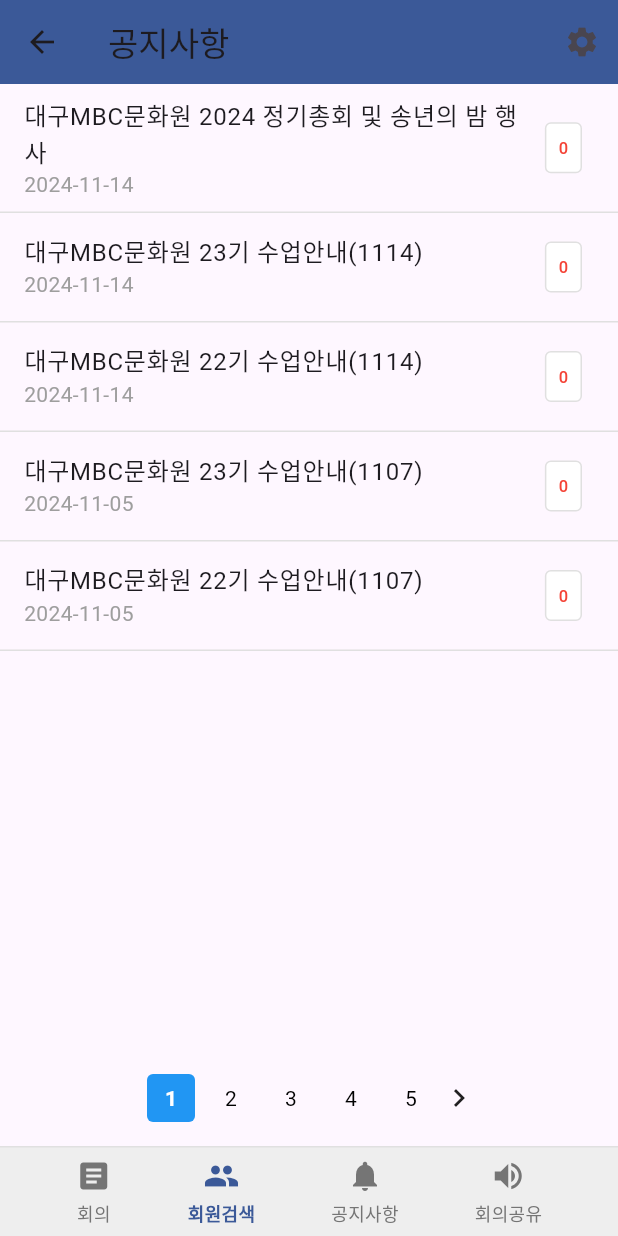
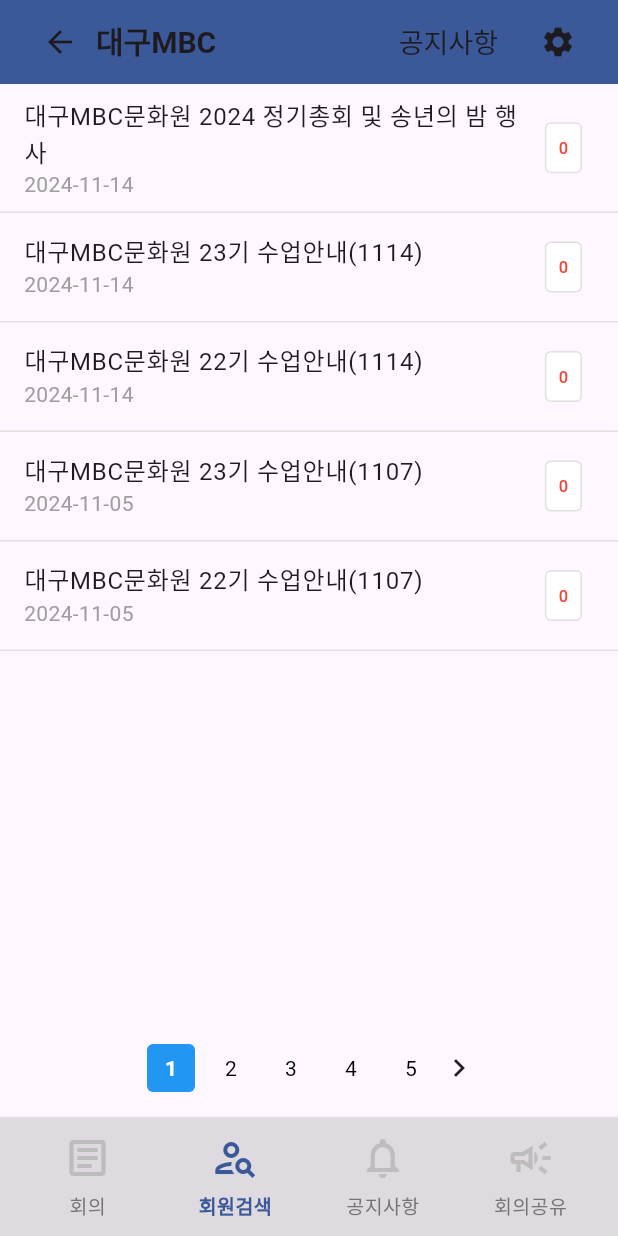
Before and after one commit to Mseunghwan/proj1, a Flutter app: the screen it shows after launch, item 2 of the bottom bar chosen, on a phone screen of 412 x 824 dp. Run offline on Flutter 3.47's test engine with Material 3 defaults, Android fonts, the phone set to English and light mode, and no system bars.

```diff
--- a/lib/navigation/main_navigation.dart
+++ b/lib/navigation/main_navigation.dart
@@ -13,20 +13,20 @@
   @override
   Widget build(BuildContext context) {
     return Container(
-      height: 60,
+      height: 80, // 높이를 80으로 증가
       decoration: BoxDecoration(
-        color: Colors.grey.shade200,
+        color: Colors.black12, // 배경색을 하얀색으로 변경
         border: Border(
-          top: BorderSide(color: Colors.grey.shade300),
+          top: BorderSide(color: Colors.grey.shade200), // 테두리 색상 더 연하게
         ),
       ),
       child: Row(
         mainAxisAlignment: MainAxisAlignment.spaceEvenly,
         children: [
-          _buildNavItem(0, Icons.article, '회의'),
-          _buildNavItem(1, Icons.group, '회원검색'),
-          _buildNavItem(2, Icons.notifications, '공지사항'),
-          _buildNavItem(3, Icons.volume_up, '회의공유'),
+          _buildNavItem(0, Icons.article_outlined, '회의'),
+          _buildNavItem(1, Icons.person_search_outlined, '회원검색'),
+          _buildNavItem(2, Icons.notifications_outlined, '공지사항'),
+          _buildNavItem(3, Icons.campaign_outlined, '회의공유'),
         ],
       ),
     );
@@ -36,24 +36,28 @@
     final isSelected = currentIndex == index;
     return InkWell(
       onTap: () => onTap(index),
+      child: SizedBox(
+        width: 80, // 각 아이템의 너비 지정
         child: Column(
           mainAxisAlignment: MainAxisAlignment.center,
           children: [
             Icon(
               icon,
-            color: isSelected ? const Color(0xFF3B5998) : Colors.grey.shade600,
+              size: 32, // 아이콘 크기 증가
+              color: isSelected ? const Color(0xFF3B5998) : Colors.grey.shade400,
             ),
-          SizedBox(height: 4),
+            const SizedBox(height: 6), // 간격 약간 증가
             Text(
               label,
               style: TextStyle(
-              fontSize: 12,
+                fontSize: 13, // 글자 크기 약간 증가
                 color: isSelected ? const Color(0xFF3B5998) : Colors.grey.shade600,
                 fontWeight: isSelected ? FontWeight.bold : FontWeight.normal,
               ),
             ),
           ],
         ),
+      ),
     );
   }
 }
--- a/lib/screens/announcement.dart
+++ b/lib/screens/announcement.dart
@@ -8,18 +8,39 @@
   Widget build(BuildContext context) {
     return Scaffold(
       appBar: AppBar(
-        leading: IconButton(
+        automaticallyImplyLeading: false, // 기본 뒤로가기 버튼 제거
+        backgroundColor: const Color(0xFF3B5998),
+        title: Row(
+          children: [
+            IconButton(
               icon: const Icon(Icons.arrow_back),
-          onPressed: () {},
+              onPressed: () {
+                Navigator.pop(context);
+              },
             ),
-        title: const Text('공지사항'),
-        backgroundColor: const Color(0xFF3B5998),
-        actions: [
+            // MBC 로고
+            const Text(
+              '대구MBC',
+              style: TextStyle(
+                fontSize: 20,
+                fontWeight: FontWeight.bold,
+              ),
+            ),
+            const Spacer(), // 왼쪽과 오른쪽 사이 공간
+            const Text(
+              '공지사항',
+              style: TextStyle(
+                fontSize: 18,
+              ),
+            ),
+            const SizedBox(width: 16), // 오른쪽 여백
+            // 설정 아이콘
             IconButton(
               icon: const Icon(Icons.settings),
               onPressed: () {},
             ),
           ],
+        ),
       ),
       body: Column(
         children: [
```
Lines whose indentation alone changed are shown as unchanged.
